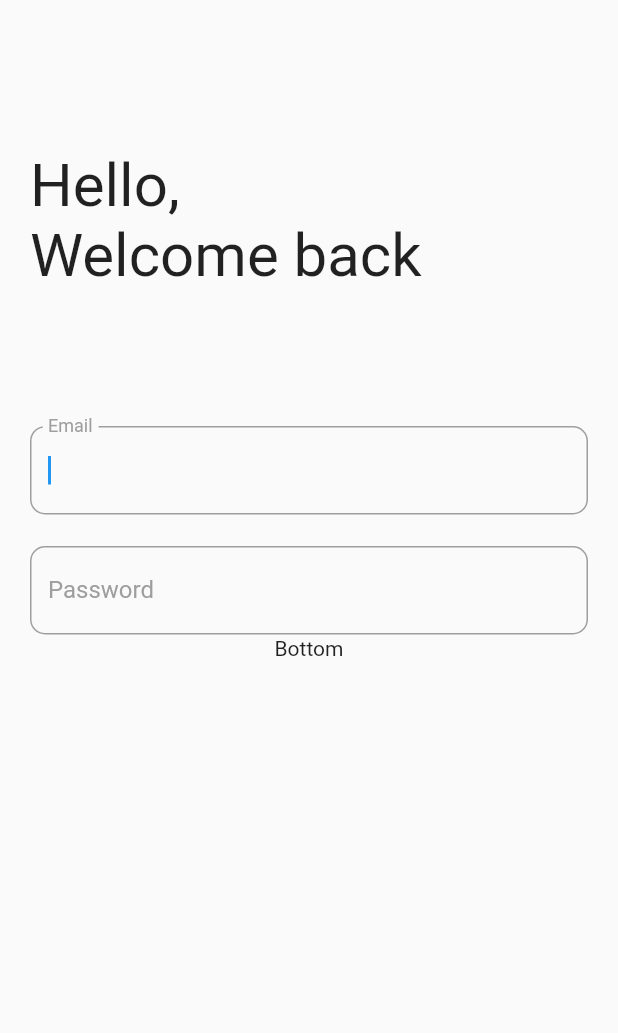
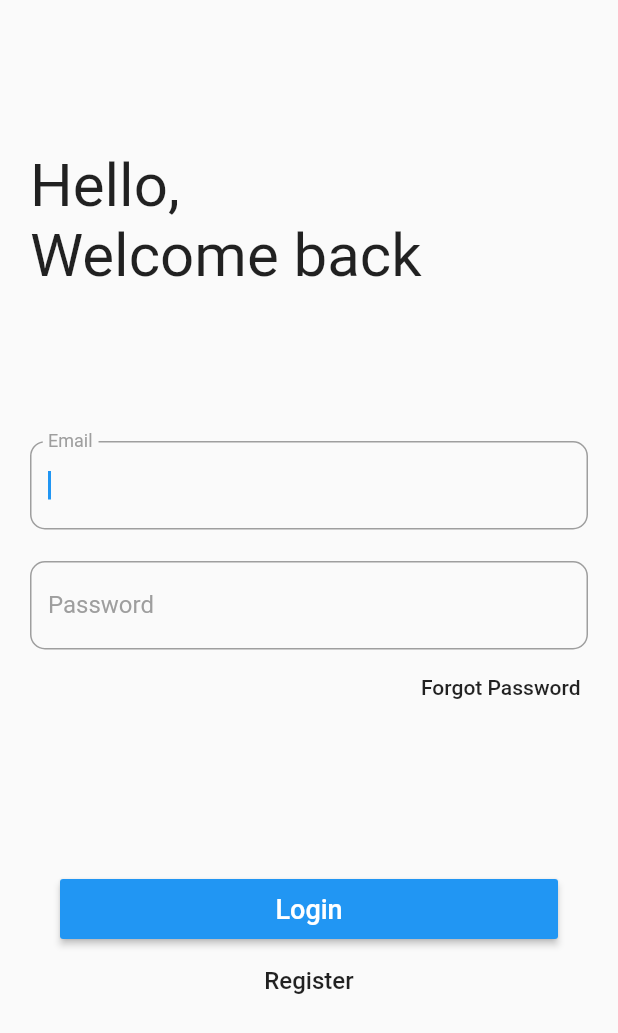
Before and after one commit to RafiIzzatulRizquFaris/coronas_watcher_flutter, a Flutter app: the screen it shows after launch, on a phone screen of 412 x 824 dp. Shown: the top 1033 px of the screen. Run offline on Flutter 3.47's test engine with Material 2 defaults, Android fonts, the phone set to English and light mode, and no system bars.

Commit message:
add forgot password button + change bit styling

```diff
--- a/lib/login.dart
+++ b/lib/login.dart
@@ -14,9 +14,10 @@ class LoginScreen extends State<Login> {
   Widget build(BuildContext context) {
     return Scaffold(
       body: Container(
-        child: Column(
+        child: ListView(
           children: [
             Column(
+              mainAxisAlignment: MainAxisAlignment.center,
               crossAxisAlignment: CrossAxisAlignment.start,
               children: [
                 Container(
@@ -30,21 +31,21 @@ class LoginScreen extends State<Login> {
                   ),
                 ),
                 Container(
-                  margin: EdgeInsets.fromLTRB(20, 70, 20, 0),
+                  margin: EdgeInsets.fromLTRB(20, 80, 20, 0),
                   child: Column(
                     crossAxisAlignment: CrossAxisAlignment.start,
                     children: [
                       inputEmail(),
                       inputPassword(),
+                      Align(
+                        alignment: Alignment.centerRight,
+                        child: FlatButton(padding: EdgeInsets.all(5), onPressed: (){}, child: Text("Forgot Password"),),
+                      )
                     ],
                   ),
                 ),
-                Expanded(
-                  child: Align(
-                    alignment: Alignment.bottomCenter,
-                    child: Text('Bottom'),
-                  ),
-                ),
+                buttonLogin(),
+                buttonRegister(),
               ],
             ),
           ],
@@ -123,7 +124,7 @@ class LoginScreen extends State<Login> {
     return Container(
       width: MediaQuery.of(context).size.width,
       margin: EdgeInsets.only(
-        top: 60,
+        top: 100,
         left: 40,
         right: 40,
       ),
```
